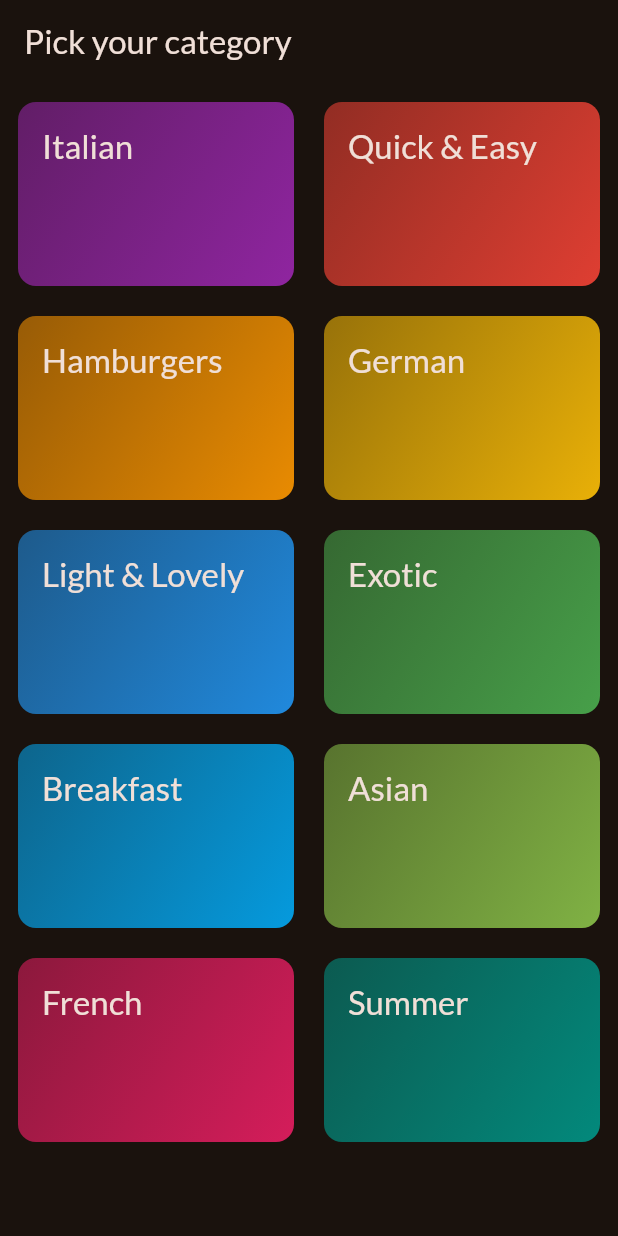
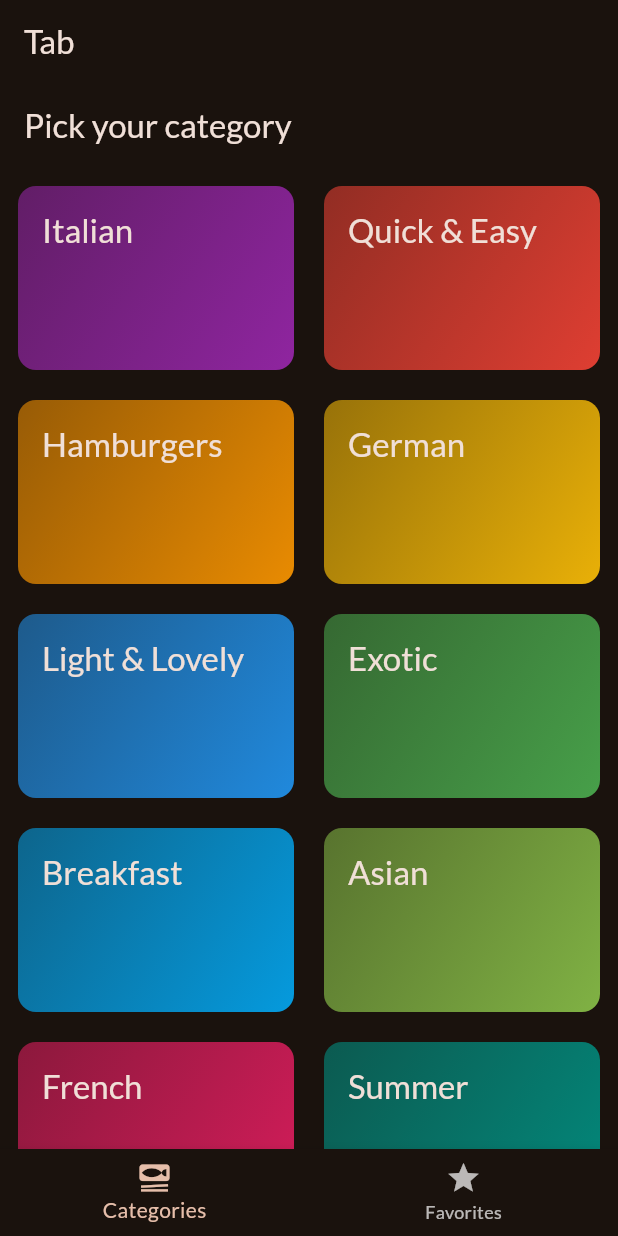
Before and after one commit to DCXan/flutter-meals, a Flutter app: the screen it shows after launch, on a phone screen of 412 x 824 dp. Run offline on Flutter 3.47's test engine with Material 3 defaults, Android fonts, the phone set to English and light mode, and no system bars; our stand-ins replace google_fonts, transparent_image.

Commit message:
implement bottom navbar

```diff
--- a/lib/main.dart
+++ b/lib/main.dart
@@ -1,5 +1,6 @@
 import 'package:flutter/material.dart';
-import 'package:flutter_meals_app/screens/categories.dart';
+
+import 'package:flutter_meals_app/screens/tabs.dart';
 
 import 'package:google_fonts/google_fonts.dart';
 
@@ -21,6 +22,6 @@ class App extends StatelessWidget {
 
   @override
   Widget build(BuildContext context) {
-    return MaterialApp(theme: theme, home: CategoriesScreen());
+    return MaterialApp(theme: theme, home: const TabsScreen());
   }
 }
--- /dev/null
+++ b/lib/screens/tabs.dart
@@ -0,0 +1,51 @@
+import 'package:flutter/material.dart';
+import 'package:flutter_meals_app/screens/categories.dart';
+import 'package:flutter_meals_app/screens/meals.dart';
+
+class TabsScreen extends StatefulWidget {
+  const TabsScreen({super.key});
+
+  @override
+  State<StatefulWidget> createState() {
+    return _TabsScreenState();
+  }
+}
+
+class _TabsScreenState extends State<TabsScreen> {
+  int _selectedPageIndex = 0;
+
+  void _selectPage(int index) {
+    setState(() {
+      _selectedPageIndex = index;
+    });
+  }
+
+  @override
+  Widget build(BuildContext context) {
+    Widget activePage = const CategoriesScreen();
+
+    var activePageTitle = 'Categories';
+
+    if (_selectedPageIndex == 1) {
+      activePage = const MealsScreen(title: 'Favorites', meals: []);
+      activePageTitle = 'Favorites';
+    }
+
+    return Scaffold(
+      appBar: AppBar(
+        title: const Text('Tab'),
+      ),
+      body: activePage,
+      bottomNavigationBar: BottomNavigationBar(
+        onTap: (index) {
+          _selectPage(index);
+        },
+        items: const [
+          BottomNavigationBarItem(
+              icon: Icon(Icons.set_meal), label: 'Categories'),
+          BottomNavigationBarItem(icon: Icon(Icons.star), label: 'Favorites')
+        ],
+      ),
+    );
+  }
+}
```
